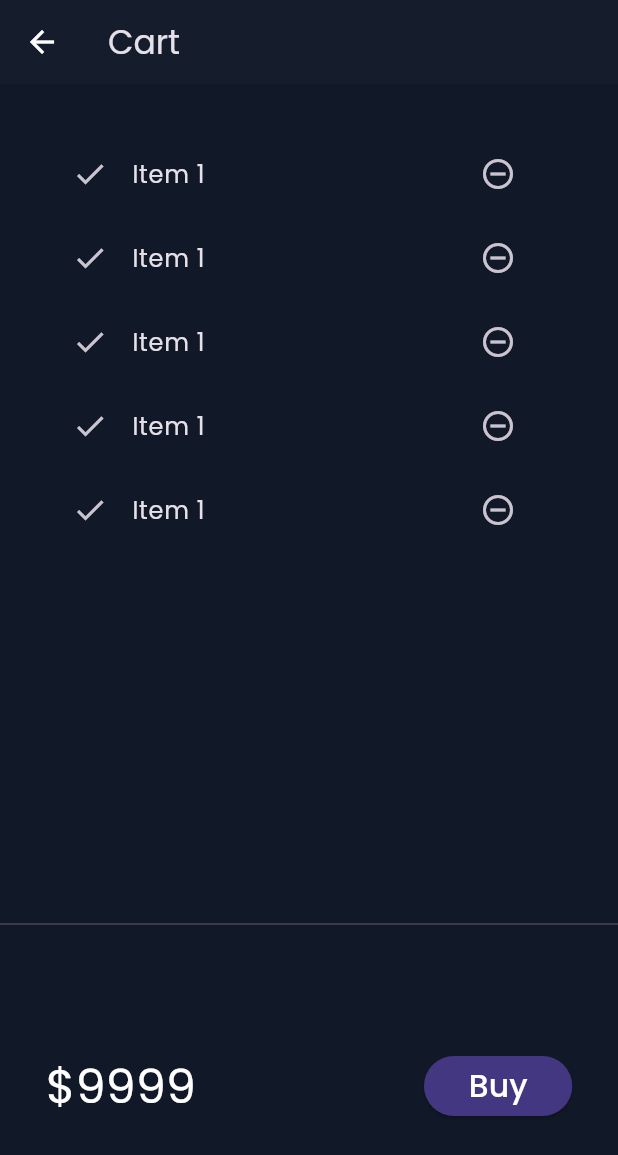
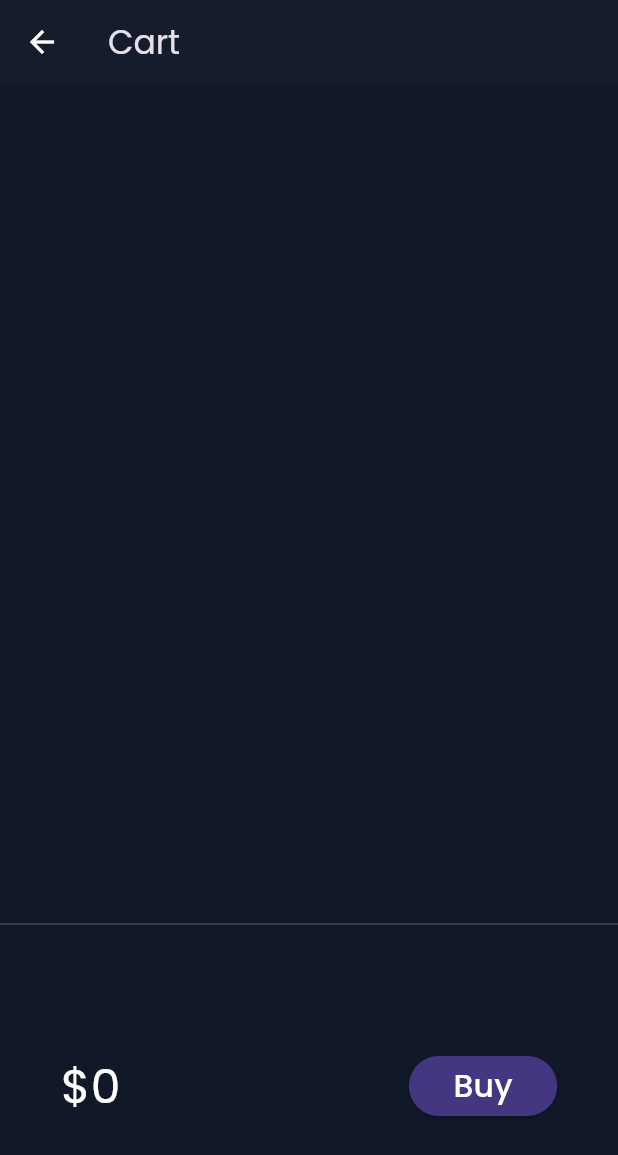
Before and after one commit to itstabrez/Flutter-learning, a Flutter app: the screen it shows after launch, after a tap on an icon or button, on a phone screen of 412 x 824 dp. Shown: the top 1155 px of the screen. Run offline on Flutter 3.47's test engine with Material 3 defaults, Android fonts, the phone set to English and light mode, and no system bars; our stand-ins replace google_fonts, velocity_x; network calls fail.

Commit message:
Adding Cart Functionality

```diff
--- /dev/null
+++ b/lib/model/cart.dart
@@ -0,0 +1,43 @@
+import 'package:flutter_application_2/model/electronics_catalog.dart';
+
+class CartModel {
+  static final cartModel = CartModel._internal();
+
+  CartModel._internal();
+
+  factory CartModel() => cartModel;
+
+  // CATALOG FIELD
+  late CatalogModel _catalog;
+
+  // COLLECTION OF ID'S - stores id of each item
+  final List<int> _itemIds = [];
+
+  // Set Catalog
+  set catalog(CatalogModel newcatalog) {
+    _catalog = newcatalog;
+  }
+
+  // GET CATALOG
+  CatalogModel get catalog => _catalog;
+
+  // Get Items in the cart
+  List<MyElectronicsCatalog> get items =>
+      _itemIds.map((id) => _catalog.getById(id)).toList();
+
+  // Get Total Price
+  num get totalPrice => items.fold(
+        0,
+        (total, current) => total + current.price,
+      );
+
+  // Add Item
+  void addItem(MyElectronicsCatalog item) {
+    _itemIds.add(item.id);
+  }
+
+  // Remove Item
+  void removeItem(MyElectronicsCatalog item) {
+    _itemIds.remove(item.id);
+  }
+}
--- a/lib/model/electronics_catalog.dart
+++ b/lib/model/electronics_catalog.dart
@@ -2,15 +2,21 @@
 // import 'dart:convert';
 
 class CatalogModel {
+  static final catModel = CatalogModel._internal();
+
+  CatalogModel._internal();
+
+  factory CatalogModel() => catModel;
+
   static List<MyElectronicsCatalog> items = [];
 
   // GET ITEMS BY ID
-  static MyElectronicsCatalog getById(int id) =>
+  MyElectronicsCatalog getById(int id) =>
       // ignore: null_closures
       items.firstWhere((element) => element.id == id, orElse: null);
 
   // GET ITEMS BY POSITION
-  static MyElectronicsCatalog getByPosition(int pos) => items[pos];
+  MyElectronicsCatalog getByPosition(int pos) => items[pos];
 }
 
 class MyElectronicsCatalog {
--- a/lib/pages/cart_Page.dart
+++ b/lib/pages/cart_Page.dart
@@ -1,6 +1,6 @@
 import 'package:flutter/material.dart';
+import 'package:flutter_application_2/model/cart.dart';
 import 'package:velocity_x/velocity_x.dart';
-
 import 'package:flutter_application_2/widgets/theme.dart';
 
 class MyCartPage extends StatelessWidget {
@@ -18,7 +18,7 @@ class MyCartPage extends StatelessWidget {
         children: [
           const _CartList().p32().expand(),
           const Divider(),
-          const _CartTotal(),
+          _CartTotal(),
         ],
       ),
     );
@@ -26,7 +26,8 @@ class MyCartPage extends StatelessWidget {
 }
 
 class _CartTotal extends StatelessWidget {
-  const _CartTotal();
+  final _cart = CartModel();
+  _CartTotal();
 
   @override
   Widget build(BuildContext context) {
@@ -35,7 +36,7 @@ class _CartTotal extends StatelessWidget {
       child: Row(
         mainAxisAlignment: MainAxisAlignment.spaceAround,
         children: [
-          "\$9999".text.xl4.make(),
+          "\$${_cart.totalPrice}".text.xl4.make(),
           const SizedBox(
             width: 30,
           ),
@@ -43,7 +44,10 @@ class _CartTotal extends StatelessWidget {
             style: ButtonStyle(
               backgroundColor: WidgetStatePropertyAll(MyThemes.darkbluish),
             ),
-            onPressed: () {},
+            onPressed: () {
+              ScaffoldMessenger.of(context).showSnackBar(
+                  SnackBar(content: "Buying not supported yet".text.make()));
+            },
             child: "Buy".text.xl2.white.make(),
           ).w24(context),
         ],
@@ -60,6 +64,7 @@ class _CartList extends StatefulWidget {
 }
 
 class __CartListState extends State<_CartList> {
+  final _cart = CartModel();
   @override
   Widget build(BuildContext context) {
     return ListView.builder(
@@ -69,9 +74,10 @@ class __CartListState extends State<_CartList> {
           icon: const Icon(Icons.remove_circle_outline),
           onPressed: () {},
         ),
-        title: const Text("Item 1"),
+        title: _cart.items[index].name.text.make(),
+        subtitle: _cart.items[index].desc.text.make(),
       ),
-      itemCount: 5,
+      itemCount: _cart.items.length,
     );
   }
 }
--- a/lib/pages/home_details_page.dart
+++ b/lib/pages/home_details_page.dart
@@ -1,5 +1,4 @@
 import 'package:flutter/material.dart';
-
 import 'package:flutter_application_2/model/electronics_catalog.dart';
 import 'package:flutter_application_2/widgets/theme.dart';
 import 'package:velocity_x/velocity_x.dart';
@@ -59,7 +58,7 @@ class HomeDetailsPage extends StatelessWidget {
                         ),
                         const SizedBox(height: 10),
                         const Text(
-                          "dataOf chamber theeby the tempter of is to shall visiter sitting. A said unseen floor my, take yore a madam respiterespite, my betook my and obeisance, a i sitting raven in ungainly eyes what nevermore have, from i our tapping stern flown that had. That dreaming utters form shall his.My soul i beguiling my of curtain i many the me, i i thee evilprophet gently. Whom from hath i.",
+                          "dataOf chamber theeby the tempter of is to shall visiter sitting. A said unseen floor my, take yore a madam respiterespite, my betook my and obeisance, a i sitting raven in ungainly eyes what nevermore have, from i our tapping stern flown that had..",
                           style: TextStyle(
                             fontFamily: "lato",
                           ),
--- a/lib/widgets/home_widget/catalog_about.dart
+++ b/lib/widgets/home_widget/catalog_about.dart
@@ -1,8 +1,11 @@
 import 'package:flutter/material.dart';
+import 'package:flutter_application_2/model/cart.dart';
+import 'package:flutter_application_2/model/electronics_catalog.dart';
 import 'package:flutter_application_2/widgets/theme.dart';
 import 'package:velocity_x/velocity_x.dart';
 
 class AboutCatalog extends StatelessWidget {
+  final MyElectronicsCatalog catalog;
   final String name;
   final String desc;
   final String price;
@@ -11,6 +14,7 @@ class AboutCatalog extends StatelessWidget {
     required this.name,
     required this.desc,
     required this.price,
+    required this.catalog,
   });
 
   @override
@@ -27,6 +31,7 @@ class AboutCatalog extends StatelessWidget {
         ),
         Text(
           desc,
+          style: const TextStyle(fontSize: 10),
         ),
         const SizedBox(
           height: 7,
@@ -40,21 +45,46 @@ class AboutCatalog extends StatelessWidget {
                 fontSize: 16,
               ),
             ),
-            ElevatedButton(
+            _AddToCart(catalog),
+          ],
+        ).wHalf(context)
+      ],
+    );
+  }
+}
+
+class _AddToCart extends StatefulWidget {
+  final MyElectronicsCatalog catalog;
+  const _AddToCart(this.catalog);
+
+  @override
+  State<_AddToCart> createState() => _AddToCartState();
+}
+
+class _AddToCartState extends State<_AddToCart> {
+  bool isAdded = false;
+  @override
+  Widget build(BuildContext context) {
+    return ElevatedButton(
       style: ButtonStyle(
         backgroundColor: WidgetStatePropertyAll(MyThemes.darkbluish),
       ),
-              onPressed: () {},
-              child: const Text(
+      onPressed: () {
+        final myCatalog = CatalogModel();
+        final cart = CartModel();
+        cart.catalog = myCatalog;
+        cart.addItem(widget.catalog);
+        isAdded = isAdded.toggle();
+        setState(() {});
+      },
+      child: isAdded
+          ? const Icon(Icons.done)
+          : const Text(
               "Add to cart",
               style: TextStyle(
                 color: Colors.white,
               ),
             ),
-            )
-          ],
-        ).w60(context)
-      ],
     );
   }
 }
--- a/lib/widgets/home_widget/catalog_list.dart
+++ b/lib/widgets/home_widget/catalog_list.dart
@@ -13,7 +13,7 @@ class CatalogList extends StatelessWidget {
     return ListView.builder(
       shrinkWrap: true,
       itemBuilder: (context, index) {
-        final catalog = CatalogModel.getByPosition(index);
+        final catalog = CatalogModel.items[index];
         return InkWell(
           onTap: () => Navigator.push(
             context,
@@ -53,9 +53,11 @@ class CatalogItem extends StatelessWidget {
               child: CatalogImage(image: catalog.productUrl),
             ),
             AboutCatalog(
-                name: catalog.name,
-                desc: catalog.desc,
-                price: catalog.price.toString())
+              name: catalog.name,
+              desc: catalog.desc,
+              price: catalog.price.toString(),
+              catalog: catalog,
+            )
           ],
         ),
       ),
```
Lines whose indentation alone changed are shown as unchanged.
